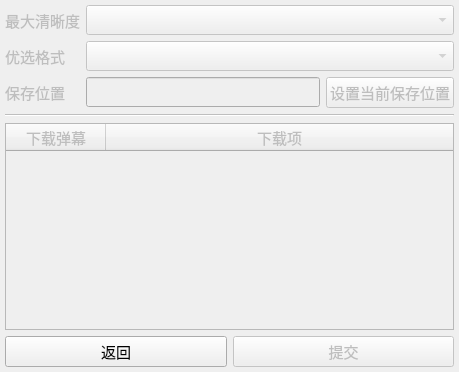
This is src/ui_configwidget.ui in Majjcom/BiliDownloader as Qt 5 draws it before an edit. The edited form follows.
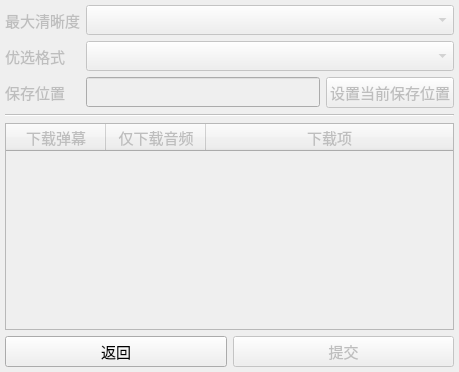
This is the edited form.

```diff
--- a/src/ui_configwidget.ui
+++ b/src/ui_configwidget.ui
@@ -142,6 +142,11 @@
           <string>下载弹幕</string>
          </property>
         </column>
+        <column>
+         <property name="text">
+          <string>仅下载音频</string>
+         </property>
+        </column>
         <column>
          <property name="text">
           <string>下载项</string>
```
